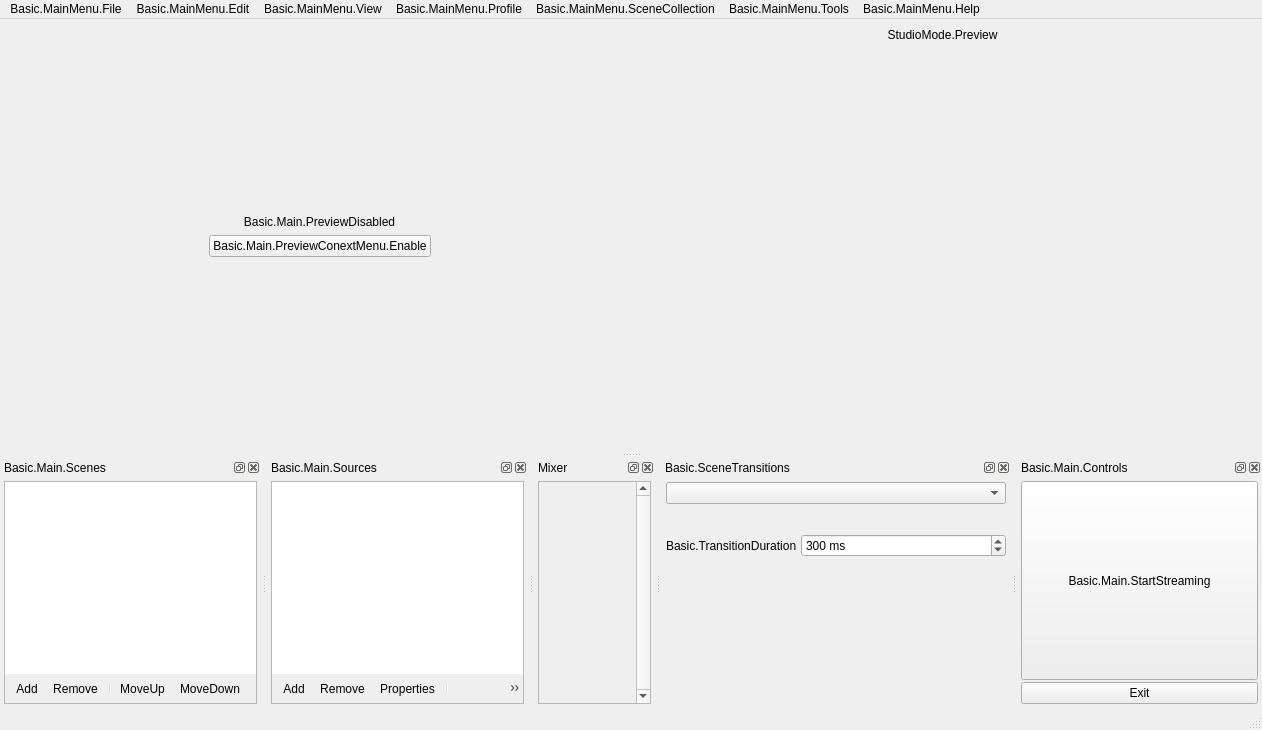
Above: UI/forms/OBSBasic.ui from telley-live/tbs-studio before the change. Below: the same form after it.
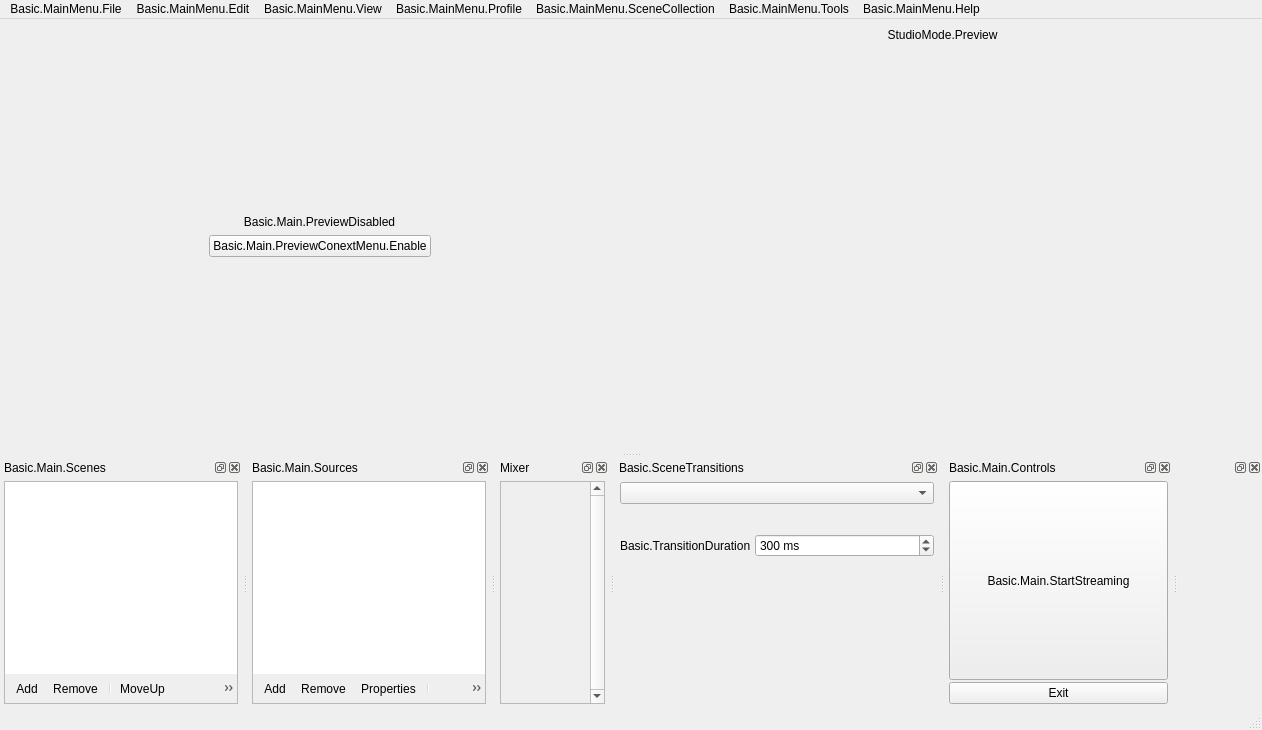
That is the form after the change. Icons and pictures are not drawn. Custom widgets are drawn as their Qt base class.

```diff
--- a/UI/forms/OBSBasic.ui
+++ b/UI/forms/OBSBasic.ui
@@ -1123,6 +1123,12 @@
     </layout>
    </widget>
   </widget>
+  <widget class="QDockWidget" name="dockWidget">
+   <attribute name="dockWidgetArea">
+    <number>8</number>
+   </attribute>
+   <widget class="QWidget" name="dockWidgetContents"/>
+  </widget>
   <action name="actionAddScene">
    <property name="icon">
     <iconset>
```
Left out of the diff: 2 changed lines with no effect on the pictures.
